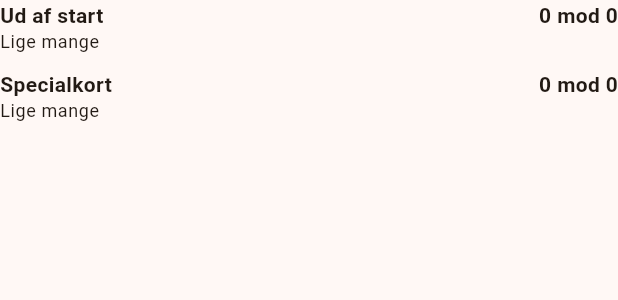
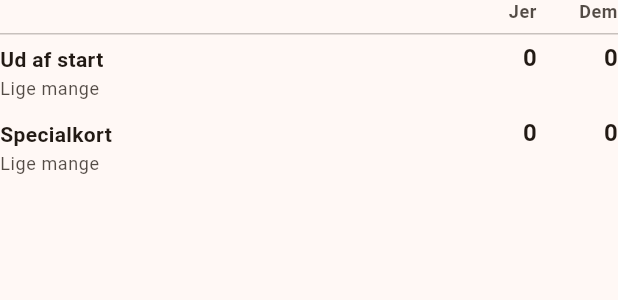
Before and after one commit to cvejleaa/Partners, a Flutter app: the CardMixBlock widget shown alone on an empty page, opened directly with empty values, on a phone screen of 412 x 824 dp. Shown: the top 300 px of the screen. Run offline on Flutter 3.47's test engine with Material 3 defaults, Android fonts, the phone set to English and light mode, and no system bars; our stand-ins replace cloud_firestore, firebase_auth, firebase_core, firebase_messaging, flutter_riverpod, shared_preferences; accounts and stored records are empty; project files that could hold a hidden picture were left out.

```diff
--- a/lib/ui/widgets/card_mix_block.dart
+++ b/lib/ui/widgets/card_mix_block.dart
@@ -6,16 +6,18 @@ import '../../stats/user_stats.dart';
 /// "Sådan faldt kortene": hvad fik MIT par, og hvad fik modstanderparret?
 ///
 /// Svarer på det spørgsmål der bliver stillet ved bordet efter et nederlag —
-/// "fik de alle esserne?". Tre ting gør tallet ærligt frem for at være en
-/// undskyldnings-maskine:
+/// "fik de alle esserne?". Fire ting gør tallet læseligt og ærligt frem for
+/// at være en undskyldnings-maskine:
 ///
-/// 1. **Et anker.** To rå tal uden målestok får en helt normal kortfordeling
-///    til at ligne et overgreb. Derfor står dit eget langtidssnit ved siden af,
-///    når det findes ([UserStats.avgMyExitCards]).
-/// 2. **Underteksten siger hvad der tælles** — de faktiske kort for DEN
+/// 1. **Kolonnerne har navne.** "17 mod 17" på én linje siger ikke hvem det
+///    første tal tilhører — brugerfund. Nu står tallene i en Jer/Dem-tabel.
+/// 2. **Et anker.** To rå tal uden målestok får en helt normal kortfordeling
+///    til at ligne et overgreb. Derfor står langtidssnittet under tabellen —
+///    ÉN gang, ikke i hver række, hvor det druknede tallene.
+/// 3. **Underteksten siger hvad der tælles** — de faktiske kort for DEN
 ///    variant, udledt af reglerne selv ([CardRules.labelsFor]), så tallet ikke
 ///    kan komme til at love noget andet end det, der blev talt.
-/// 3. **De usete kort skjules ikke.** Hele hånden smides ved et pas, og kun
+/// 4. **De usete kort skjules ikke.** Hele hånden smides ved et pas, og kun
 ///    ANTALLET logges. Den rest er skæv — man passer netop når man ikke kunne
 ///    bruge noget — så den står som en sætning under tabellen, aldrig som en
 ///    ordløs kolonne i den.
@@ -25,6 +27,7 @@ class CardMixBlock extends StatelessWidget {
     required this.stats,
     this.rules,
     this.anchor,
+    this.color,
   });
 
   /// Tallene. Ét spil (fra `computeAllStats([game])`) eller en livstid — det
@@ -36,39 +39,75 @@ class CardMixBlock extends StatelessWidget {
   final CardRules? rules;
 
   /// Langtids-tallene at måle [stats] MOD — typisk brugerens variant-spand.
-  /// null = intet anker (fx i "I alt"-fanen, hvor tallet SELV er snittet).
+  /// null = intet anker og INGEN snit-linje (fx i "I alt"-fanen, hvor tallet
+  /// SELV er snittet).
   ///
   /// Ankeret er dagens snit, også når man ser en gammel rapport fra arkivet:
   /// spørgsmålet "var det her partis kort normale for os?" besvares bedst af
   /// alt hvad man har spillet, ikke af hvad man havde spillet dengang.
   final UserStats? anchor;
 
+  /// Grundfarven for al tekst i blokken.
+  ///
+  /// SKAL sættes af kaldere der tegner på deres EGEN baggrund. Slutrapporten
+  /// har mørkegrøn bordfarve uanset appens tema, så temaets tekstfarver kan
+  /// ikke bruges dér: i lyst tema er de næsten sorte, og hele blokken bliver
+  /// ulæselig (brugerfund: "statistikken er dimmet"). Udeladt = appens
+  /// normale tekstfarve, hvilket er det rigtige på profilskærmen.
+  final Color? color;
+
   /// Har spillet/spillene overhovedet et kortregnskab? Kun spil hvor alle fire
   /// pladser er mennesker tælles med, så et solospil mod computeren har ingen
   /// (og et heldregnskab mod en maskine siger heller ikke noget).
   static bool hasData(UserStats s) => s.cardMixGames > 0;
 
+  /// Kortene i [cat] for DENNE variant, som undertekst: "UD · A · K".
   String _sub(CardCategory cat) {
     final CardRules? r = rules;
     if (r == null) return '';
-    final List<String> labels = r.labelsFor(cat);
-    return labels.isEmpty ? '' : labels.join(' ');
+    return r.labelsFor(cat).join(' · ');
   }
+
+  /// Dansk decimaltegn. "17.8" er engelsk og læses forkert her.
+  static String _num1(double v) => v.toStringAsFixed(1).replaceAll('.', ',');
+
+  static const double _colWidth = 54;
+
+  /// Sekundær tekst — dæmpet, men stadig læsbar. 0,78 er valgt så
+  /// underteksten kan skelnes fra tallet uden at forsvinde.
+  static Color _dim(Color base) => base.withValues(alpha: 0.78);
+
+  Color _base(BuildContext context) =>
+      color ?? Theme.of(context).colorScheme.onSurface;
 
   @override
   Widget build(BuildContext context) {
-    final TextStyle? small = Theme.of(context).textTheme.bodySmall;
+    final TextTheme t = Theme.of(context).textTheme;
+    final Color base = _base(context);
+    final Color dim = _dim(base);
     final int unseen = stats.myUnseenCards + stats.oppUnseenCards;
+    final double? avgExit = anchor?.avgMyExitCards;
+    final double? avgSpecial = anchor?.avgMySpecialCards;
     return Column(
       crossAxisAlignment: CrossAxisAlignment.start,
       children: <Widget>[
+        // Overskrifts-rækken er hele pointen: uden den siger "17 mod 17"
+        // ikke HVEM det første tal tilhører.
+        Row(
+          children: <Widget>[
+            const Expanded(child: SizedBox()),
+            _head(context, 'Jer'),
+            _head(context, 'Dem'),
+          ],
+        ),
+        const SizedBox(height: 2),
+        Divider(height: 9, color: base.withValues(alpha: 0.25)),
         _row(
           context,
           title: 'Ud af start',
           subtitle: _sub(CardCategory.exit),
           mine: stats.myExitCards,
           theirs: stats.oppExitCards,
-          average: anchor?.avgMyExitCards,
         ),
         const SizedBox(height: 10),
         _row(
@@ -77,20 +116,39 @@ class CardMixBlock extends StatelessWidget {
           subtitle: _sub(CardCategory.special),
           mine: stats.mySpecialCards,
           theirs: stats.oppSpecialCards,
-          average: anchor?.avgMySpecialCards,
         ),
+        // Ankeret ÉN gang nederst frem for i hver række: to gange "jeres snit
+        // er …" midt i tallene gjorde rækkerne til en støjvæg.
+        if (avgExit != null && avgSpecial != null) ...<Widget>[
+          const SizedBox(height: 12),
+          Text(
+            'Jeres snit pr. spil: ${_num1(avgExit)} ud af start · '
+            '${_num1(avgSpecial)} specialkort',
+            style: t.bodySmall?.copyWith(color: dim),
+          ),
+        ],
         if (unseen > 0) ...<Widget>[
-          const SizedBox(height: 10),
+          const SizedBox(height: 8),
           Text(
             '$unseen kort nåede aldrig at blive spillet — de blev smidt, da '
-            'nogen måtte sidde over, så ingen så hvad de var. Man sidder over, '
-            'når man ikke kan bruge noget af det man har.',
-            style: small?.copyWith(fontStyle: FontStyle.italic),
+            'nogen måtte sidde over, så ingen så hvad de var.',
+            style:
+                t.bodySmall?.copyWith(fontStyle: FontStyle.italic, color: dim),
           ),
         ],
       ],
     );
   }
+
+  Widget _head(BuildContext context, String label) => SizedBox(
+        width: _colWidth,
+        child: Text(
+          label,
+          textAlign: TextAlign.right,
+          style: Theme.of(context).textTheme.bodySmall?.copyWith(
+              fontWeight: FontWeight.w700, color: _dim(_base(context))),
+        ),
+      );
 
   Widget _row(
     BuildContext context, {
@@ -98,48 +156,48 @@ class CardMixBlock extends StatelessWidget {
     required String subtitle,
     required int mine,
     required int theirs,
-    required double? average,
   }) {
     final TextTheme t = Theme.of(context).textTheme;
+    final Color base = _base(context);
+    final Color dim = _dim(base);
+    final TextStyle? number =
+        t.titleMedium?.copyWith(fontWeight: FontWeight.w700, color: base);
     return Column(
       crossAxisAlignment: CrossAxisAlignment.start,
       children: <Widget>[
         Row(
-          mainAxisAlignment: MainAxisAlignment.spaceBetween,
+          crossAxisAlignment: CrossAxisAlignment.baseline,
+          textBaseline: TextBaseline.alphabetic,
           children: <Widget>[
             Expanded(
-              child: Column(
-                crossAxisAlignment: CrossAxisAlignment.start,
-                children: <Widget>[
-                  Text(title,
-                      style: t.bodyMedium
-                          ?.copyWith(fontWeight: FontWeight.w600)),
-                  if (subtitle.isNotEmpty)
-                    Text(subtitle, style: t.bodySmall),
-                ],
-              ),
+              child: Text(title,
+                  style: t.bodyMedium
+                      ?.copyWith(fontWeight: FontWeight.w600, color: base)),
             ),
-            Text('$mine mod $theirs',
-                style: t.bodyMedium?.copyWith(fontWeight: FontWeight.w600)),
+            SizedBox(
+                width: _colWidth,
+                child: Text('$mine',
+                    textAlign: TextAlign.right, style: number)),
+            SizedBox(
+                width: _colWidth,
+                child: Text('$theirs',
+                    textAlign: TextAlign.right, style: number)),
           ],
         ),
+        if (subtitle.isNotEmpty)
+          Text(subtitle, style: t.bodySmall?.copyWith(color: dim)),
         // Konklusionen skrives ud. En tabel med fire tal beder læseren regne
         // selv — og en læser der regner selv, regner i sin egen favør.
-        Text(_verdict(mine, theirs, average), style: t.bodySmall),
+        Text(_verdict(mine, theirs),
+            style: t.bodySmall?.copyWith(color: dim)),
       ],
     );
   }
 
-  /// Sætningen under tallene. Ankeret nævnes kun når der ER et snit at måle
-  /// mod — ellers står der bare hvad forskellen var.
-  static String _verdict(int mine, int theirs, double? average) {
+  /// Sætningen under tallene — forskellen sagt med ord.
+  static String _verdict(int mine, int theirs) {
     final int diff = mine - theirs;
-    final String base = diff == 0
-        ? 'Lige mange'
-        : diff > 0
-            ? '$diff flere til jer'
-            : '${-diff} flere til dem';
-    if (average == null) return base;
-    return '$base · jeres snit er ${average.toStringAsFixed(1)}';
+    if (diff == 0) return 'Lige mange';
+    return diff > 0 ? '$diff flere til jer' : '${-diff} flere til dem';
   }
 }
```
Also changed, not shown: lib/ui/screens/win_screen.dart (+21 -10 lines), 2 other files.
